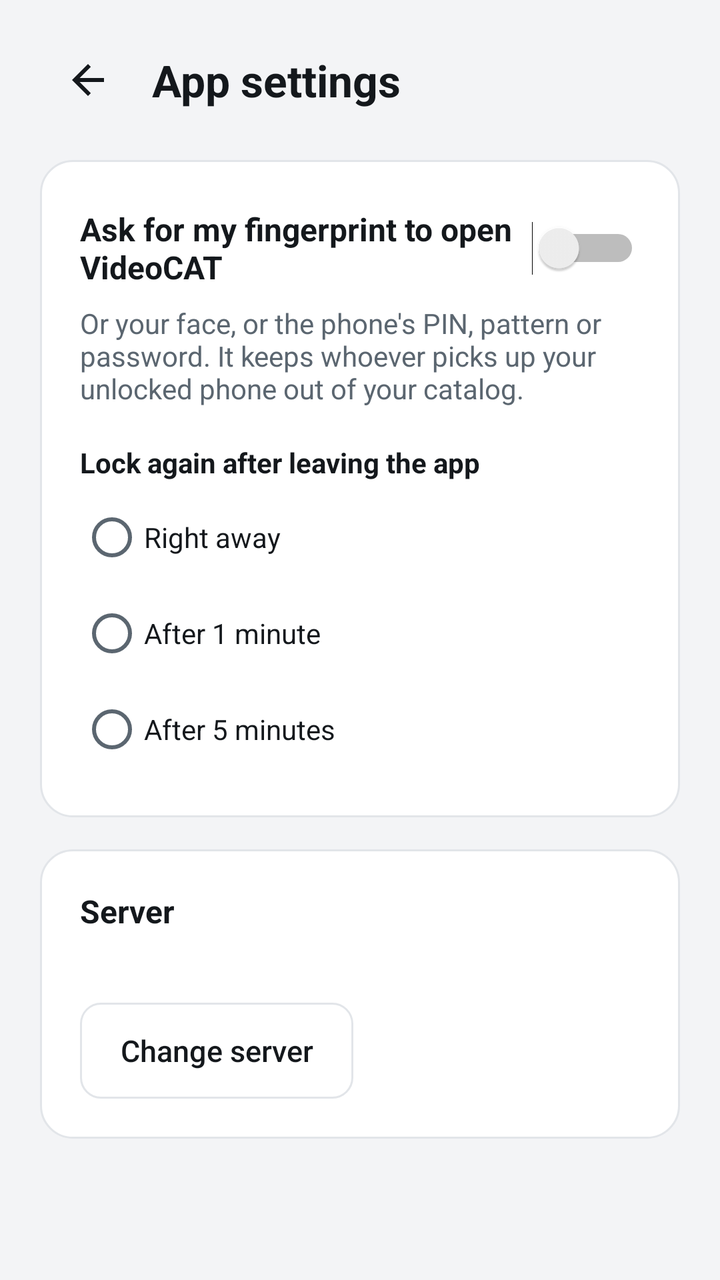
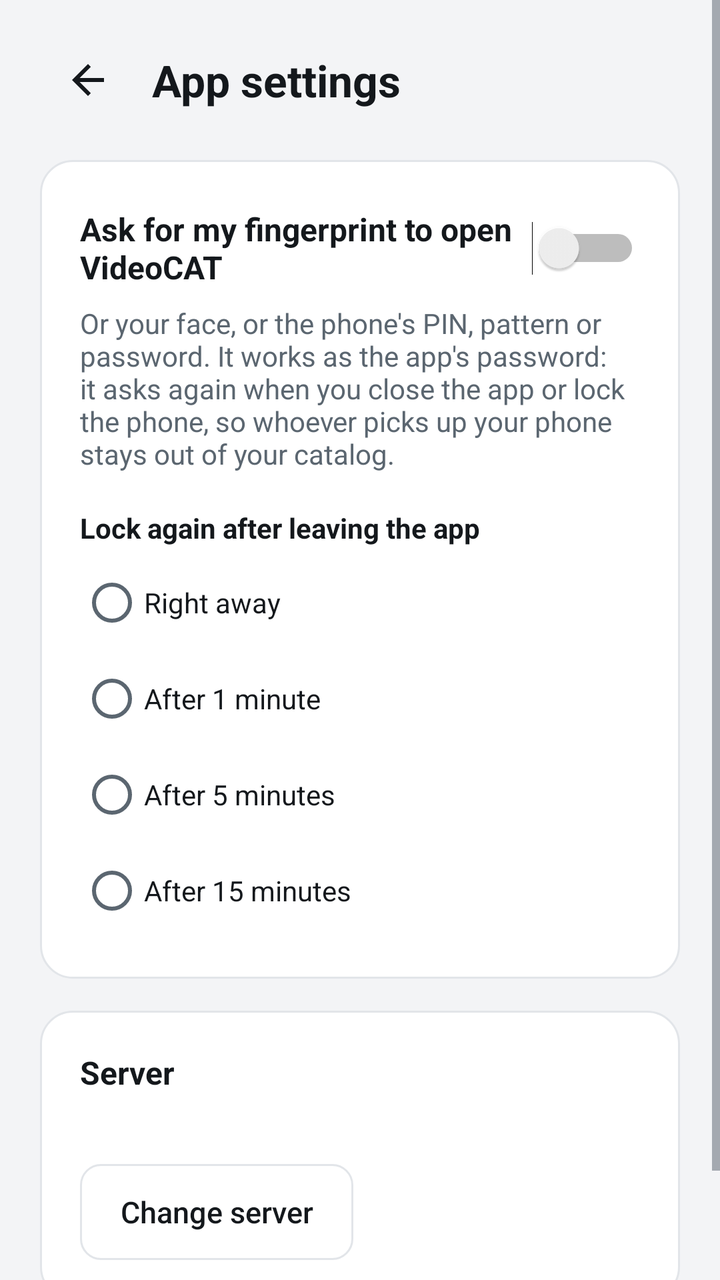

Screens rendered from an Android XML layout before and after an edit, with the pre-edit source and the edit as a unified diff.
<!-- AndroidManifest.xml: application theme Theme.VideoCAT -->
<!-- res/layout/activity_settings.xml -->
<?xml version="1.0" encoding="utf-8"?>
<ScrollView xmlns:android="http://schemas.android.com/apk/res/android"
    xmlns:tools="http://schemas.android.com/tools"
    android:id="@+id/settings_root"
    android:layout_width="match_parent"
    android:layout_height="match_parent"
    android:fillViewport="true">

    <LinearLayout
        android:layout_width="match_parent"
        android:layout_height="wrap_content"
        android:orientation="vertical"
        android:paddingHorizontal="@dimen/connect_gutter"
        android:paddingVertical="16dp">

        <LinearLayout
            android:layout_width="match_parent"
            android:layout_height="wrap_content"
            android:gravity="center_vertical"
            android:orientation="horizontal">

            <ImageButton
                android:id="@+id/settings_back"
                android:layout_width="48dp"
                android:layout_height="48dp"
                android:background="?android:attr/selectableItemBackgroundBorderless"
                android:contentDescription="@string/settings_back"
                android:src="@drawable/ic_back" />

            <TextView
                android:layout_width="wrap_content"
                android:layout_height="wrap_content"
                android:layout_marginStart="8dp"
                android:text="@string/settings_title"
                android:textColor="@color/text"
                android:textSize="22sp"
                android:textStyle="bold" />
        </LinearLayout>

        <LinearLayout
            android:layout_width="match_parent"
            android:layout_height="wrap_content"
            android:layout_marginTop="16dp"
            android:background="@drawable/card"
            android:orientation="vertical"
            android:padding="20dp">

            
            <Switch
                android:id="@+id/settings_lock"
                tools:ignore="UseSwitchCompatOrMaterialXml"
                android:layout_width="match_parent"
                android:layout_height="wrap_content"
                android:minHeight="48dp"
                android:text="@string/settings_lock"
                android:textColor="@color/text"
                android:textSize="16sp"
                android:textStyle="bold" />

            <TextView
                android:id="@+id/settings_lock_detail"
                android:layout_width="match_parent"
                android:layout_height="wrap_content"
                android:layout_marginTop="4dp"
                android:text="@string/settings_lock_detail"
                android:textColor="@color/muted"
                android:textSize="14sp" />

            <TextView
                android:id="@+id/settings_lock_unavailable"
                android:layout_width="match_parent"
                android:layout_height="wrap_content"
                android:layout_marginTop="8dp"
                android:text="@string/settings_lock_unavailable"
                android:textColor="@color/warning"
                android:textSize="14sp"
                android:visibility="gone" />

            <TextView
                android:id="@+id/settings_delay_label"
                android:layout_width="wrap_content"
                android:layout_height="wrap_content"
                android:layout_marginTop="18dp"
                android:text="@string/settings_delay"
                android:textColor="@color/text"
                android:textSize="14sp"
                android:textStyle="bold" />

            <RadioGroup
                android:id="@+id/settings_delay"
                android:layout_width="match_parent"
                android:layout_height="wrap_content"
                android:layout_marginTop="4dp">

                <RadioButton
                    android:id="@+id/settings_delay_0"
                    android:layout_width="match_parent"
                    android:layout_height="48dp"
                    android:text="@string/settings_delay_now"
                    android:textColor="@color/text" />

                <RadioButton
                    android:id="@+id/settings_delay_60"
                    android:layout_width="match_parent"
                    android:layout_height="48dp"
                    android:text="@string/settings_delay_1"
                    android:textColor="@color/text" />

                <RadioButton
                    android:id="@+id/settings_delay_300"
                    android:layout_width="match_parent"
                    android:layout_height="48dp"
                    android:text="@string/settings_delay_5"
                    android:textColor="@color/text" />
            </RadioGroup>
        </LinearLayout>

        <LinearLayout
            android:layout_width="match_parent"
            android:layout_height="wrap_content"
            android:layout_marginTop="16dp"
            android:background="@drawable/card"
            android:orientation="vertical"
            android:padding="20dp">

            <TextView
                android:layout_width="wrap_content"
                android:layout_height="wrap_content"
                android:text="@string/settings_server"
                android:textColor="@color/text"
                android:textSize="16sp"
                android:textStyle="bold" />

            <TextView
                android:id="@+id/settings_server_address"
                android:layout_width="match_parent"
                android:layout_height="wrap_content"
                android:layout_marginTop="4dp"
                android:textColor="@color/muted"
                android:textIsSelectable="true"
                android:textSize="14sp" />

            <Button
                android:id="@+id/settings_change_server"
                android:layout_width="wrap_content"
                android:layout_height="48dp"
                android:layout_marginTop="12dp"
                android:background="@drawable/button_outline"
                android:paddingHorizontal="20dp"
                android:stateListAnimator="@null"
                android:text="@string/error_change_server"
                android:textAllCaps="false"
                android:textColor="@color/text"
                android:textSize="15sp" />
        </LinearLayout>

        <TextView
            android:id="@+id/settings_version"
            android:layout_width="match_parent"
            android:layout_height="wrap_content"
            android:layout_marginTop="16dp"
            android:gravity="center_horizontal"
            android:textColor="@color/muted"
            android:textSize="13sp" />
    </LinearLayout>
</ScrollView>
<!-- resources referenced by this layout -->
<resources>
  <color name="muted">#5B6670</color>
  <color name="text">#14181C</color>
  <color name="warning">#9A5B00</color>
  <dimen name="connect_gutter">20dp</dimen>
  <!-- drawable button_outline (drawable) -->
  <?xml version="1.0" encoding="utf-8"?>
  <ripple xmlns:android="http://schemas.android.com/apk/res/android" android:color="#22FC6121">
      <item>
          <shape>
              <solid android:color="@color/surface" />
              <stroke android:width="1dp" android:color="@color/border" />
              <corners android:radius="10dp" />
          </shape>
      </item>
  </ripple>
  <!-- drawable card (drawable) -->
  <?xml version="1.0" encoding="utf-8"?>
  <shape xmlns:android="http://schemas.android.com/apk/res/android">
      <solid android:color="@color/surface" />
      <stroke android:width="1dp" android:color="@color/border" />
      <corners android:radius="16dp" />
  </shape>
  <!-- drawable ic_back (drawable) -->
  <vector xmlns:android="http://schemas.android.com/apk/res/android" android:width="24dp" android:height="24dp" android:viewportWidth="24" android:viewportHeight="24" android:autoMirrored="true">
      <path android:fillColor="@color/text" android:pathData="M20,11H7.83l5.59,-5.59L12,4l-8,8 8,8 1.41,-1.41L7.83,13H20v-2z" />
  </vector>
  <string name="error_change_server">Change server</string>
  <string name="settings_back">Back</string>
  <string name="settings_delay">Lock again after leaving the app</string>
  <string name="settings_delay_1">After 1 minute</string>
  <string name="settings_delay_5">After 5 minutes</string>
  <string name="settings_delay_now">Right away</string>
  <string name="settings_lock">Ask for my fingerprint to open VideoCAT</string>
  <string name="settings_lock_detail">Or your face, or the phone\'s PIN, pattern or password. It keeps whoever picks up your unlocked phone out of your catalog.</string>
  <string name="settings_lock_unavailable">Set up a screen lock on the phone (Settings › Security) to use this.</string>
  <string name="settings_server">Server</string>
  <string name="settings_title">App settings</string>
  <style name="Theme.VideoCAT" parent="android:Theme.Material.Light.NoActionBar">
          <item name="android:colorAccent">@color/accent</item>
          <item name="android:colorPrimary">@color/accent</item>
          <item name="android:colorControlActivated">@color/accent</item>
          <item name="android:windowBackground">@color/background</item>
          <item name="android:textColorPrimary">@color/text</item>
          <item name="android:textColorSecondary">@color/muted</item>
      </style>
  <color name="surface">#FFFFFF</color>
  <color name="border">#E2E5E9</color>
  <color name="accent">#FC6121</color>
  <color name="background">#F3F4F6</color>
</resources>

<!-- the commit's change to res/layout/activity_settings.xml (unified diff, before → after) -->
@@ -95,22 +95,33 @@
                 <RadioButton
                     android:id="@+id/settings_delay_0"
                     android:layout_width="match_parent"
-                    android:layout_height="48dp"
+                    android:layout_height="wrap_content"
+                    android:minHeight="48dp"
                     android:text="@string/settings_delay_now"
                     android:textColor="@color/text" />
 
                 <RadioButton
                     android:id="@+id/settings_delay_60"
                     android:layout_width="match_parent"
-                    android:layout_height="48dp"
+                    android:layout_height="wrap_content"
+                    android:minHeight="48dp"
                     android:text="@string/settings_delay_1"
                     android:textColor="@color/text" />
 
                 <RadioButton
                     android:id="@+id/settings_delay_300"
                     android:layout_width="match_parent"
-                    android:layout_height="48dp"
+                    android:layout_height="wrap_content"
+                    android:minHeight="48dp"
                     android:text="@string/settings_delay_5"
+                    android:textColor="@color/text" />
+
+                <RadioButton
+                    android:id="@+id/settings_delay_900"
+                    android:layout_width="match_parent"
+                    android:layout_height="wrap_content"
+                    android:minHeight="48dp"
+                    android:text="@string/settings_delay_15"
                     android:textColor="@color/text" />
             </RadioGroup>
         </LinearLayout>
<!-- resource entries referenced after the edit -->
@@ -30,10 +30,11 @@
   <string name="settings_back">Back</string>
   <string name="settings_delay">Lock again after leaving the app</string>
   <string name="settings_delay_1">After 1 minute</string>
+  <string name="settings_delay_15">After 15 minutes</string>
   <string name="settings_delay_5">After 5 minutes</string>
   <string name="settings_delay_now">Right away</string>
   <string name="settings_lock">Ask for my fingerprint to open VideoCAT</string>
-  <string name="settings_lock_detail">Or your face, or the phone\'s PIN, pattern or password. It keeps whoever picks up your unlocked phone out of your catalog.</string>
+  <string name="settings_lock_detail">Or your face, or the phone\'s PIN, pattern or password. It works as the app\'s password: it asks again when you close the app or lock the phone, so whoever picks up your phone stays out of your catalog.</string>
   <string name="settings_lock_unavailable">Set up a screen lock on the phone (Settings › Security) to use this.</string>
   <string name="settings_server">Server</string>
   <string name="settings_title">App settings</string>
